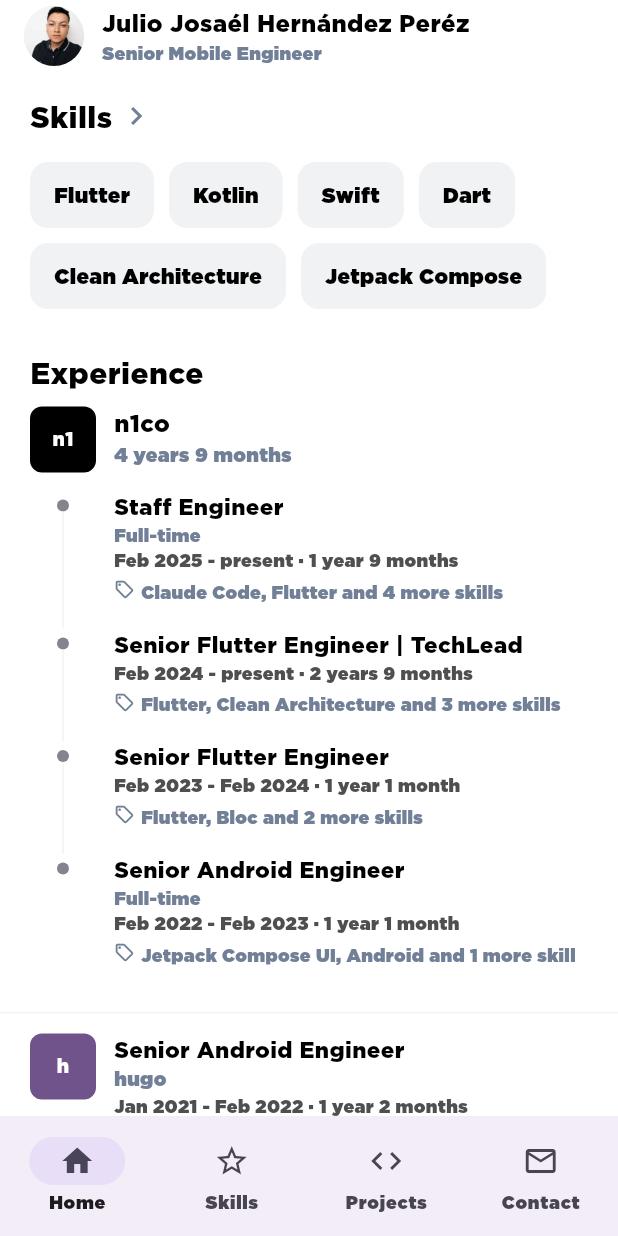
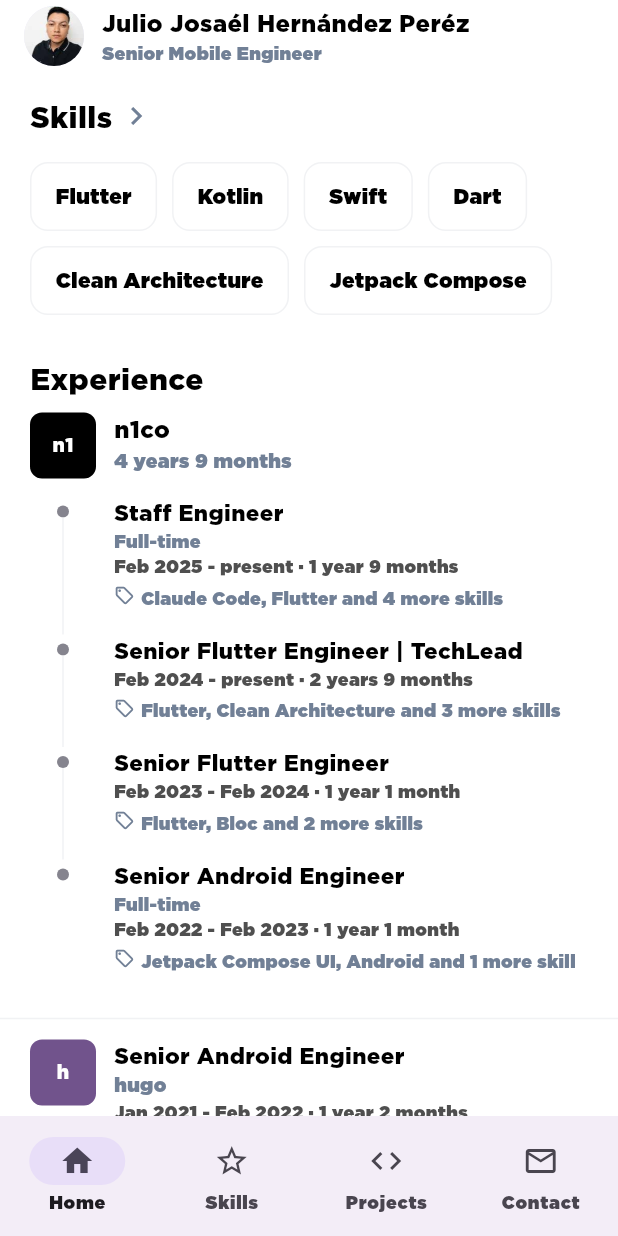
Before and after one commit to josaeljjh/ProfileCV, a Flutter app: the screen it shows after launch, scrolled down 576 dp, on a phone screen of 412 x 824 dp. Run offline on Flutter 3.47's test engine with Material 3 defaults, Android fonts, the phone set to English and light mode, and no system bars; our stand-ins replace cached_network_image, dio, equatable, flutter_bloc, flutter_svg, get_it and 4 more; missing offline and left inert: flutter_displaymode.

Commit message:
Make Home's widgets actually respond to dark mode
MaterialApp already had theme/darkTheme/ThemeMode.system wired (an
earlier commit), but Home's own widgets still hardcoded light-only
colors (white backgrounds, black/slateGray/gray400 text, athensGray
borders) regardless of system brightness - so the app's statusbar/
chrome would flip but Home itself stayed stuck in light colors.

Added lib/src/config/resources/app_colors.dart: an AppColors.of(context)
helper resolving a handful of semantic roles (background, cardSurface,
textPrimary/Secondary/Tertiary, divider, iconMuted) to the right
colors.dart token for the current brightness. Checked PokeAppFlutter's
pattern first (item_region.dart uses Theme.of(context).colorScheme.
onSurface) - same idea, adapted to our own token file instead of their
design_system package's ColorScheme.

Applied across all of Home's widgets: home_page_content, the new
home_header_delegate (now also rebuilds on brightness change, not
just profile/topPadding), profile_header, compact_profile_header,
section_title, portfolio_carousel, home_skills_chips and
experience_timeline. Brand-fixed colors (experience logo badges) are
deliberately left as-is - they're not meant to flip with theme.

Co-Authored-By: Claude Sonnet 5 <noreply@anthropic.com>
Claude-Session: https://claude.ai/code/session_01LfEYkEduBRuQwtFwoZxnSY

```diff
--- /dev/null
+++ b/lib/src/config/resources/app_colors.dart
@@ -0,0 +1,38 @@
+import 'package:flutter/material.dart';
+
+import 'colors.dart';
+
+/// Resolves the right color token for the current brightness, so widgets
+/// don't hardcode a single (light-only) color from colors.dart. Scoped to
+/// what Home currently needs; extend with more roles as other screens
+/// adopt dark mode too.
+class AppColors {
+  const AppColors(this.isDark);
+
+  factory AppColors.of(BuildContext context) =>
+      AppColors(Theme.of(context).brightness == Brightness.dark);
+
+  final bool isDark;
+
+  /// Page background.
+  Color get background => isDark ? carbon800 : white;
+
+  /// Card/chip surface, one step up from [background] so it's still
+  /// visibly distinct on a dark page.
+  Color get cardSurface => isDark ? carbon700 : white;
+
+  /// Primary text (headings, names).
+  Color get textPrimary => isDark ? white : black;
+
+  /// Secondary text (titles, subtitles, company names).
+  Color get textSecondary => isDark ? gray100 : slateGray;
+
+  /// Tertiary/muted text (dates, objective paragraph).
+  Color get textTertiary => isDark ? gray200 : gray400;
+
+  /// Dividers, card borders.
+  Color get divider => isDark ? carbon600 : athensGray;
+
+  /// Muted icons (e.g. a portfolio card's placeholder icon).
+  Color get iconMuted => isDark ? gray100 : carbon500;
+}
--- a/lib/src/ui/pages/home/home_page_content.dart
+++ b/lib/src/ui/pages/home/home_page_content.dart
@@ -2,7 +2,7 @@ import 'package:flutter/material.dart';
 import 'package:flutter_bloc/flutter_bloc.dart';
 import 'package:localization/localization.dart';
 
-import '../../../config/resources/colors.dart';
+import '../../../config/resources/app_colors.dart';
 import '../../../config/resources/sizes.dart';
 import '../../../config/tools/locale_resolver.dart';
 import '../../../core/resources/translations_constant.dart';
@@ -29,7 +29,7 @@ class HomePageContent extends StatelessWidget {
   @override
   Widget build(BuildContext context) {
     return Scaffold(
-      backgroundColor: white,
+      backgroundColor: AppColors.of(context).background,
       body: BlocBuilder<HomeCubit, HomeUiState>(
         builder: (context, state) {
           if (state.isLoading) {
@@ -48,7 +48,11 @@ class HomePageContent extends StatelessWidget {
             slivers: [
               SliverPersistentHeader(
                 pinned: true,
-                delegate: HomeHeaderDelegate(profile: profile, topPadding: topPadding),
+                delegate: HomeHeaderDelegate(
+                  profile: profile,
+                  topPadding: topPadding,
+                  isDark: Theme.of(context).brightness == Brightness.dark,
+                ),
               ),
               SliverToBoxAdapter(
                 child: Padding(
--- a/lib/src/ui/pages/home/widgets/compact_profile_header.dart
+++ b/lib/src/ui/pages/home/widgets/compact_profile_header.dart
@@ -1,5 +1,6 @@
 import 'package:flutter/material.dart';
 
+import '../../../../config/resources/app_colors.dart';
 import '../../../../config/resources/colors.dart';
 import '../../../../config/resources/sizes.dart';
 import '../../../../domain/models/profile_model.dart';
@@ -15,6 +16,7 @@ class CompactProfileHeader extends StatelessWidget {
 
   @override
   Widget build(BuildContext context) {
+    final colors = AppColors.of(context);
     return Row(
       mainAxisSize: MainAxisSize.min,
       children: [
@@ -31,11 +33,11 @@ class CompactProfileHeader extends StatelessWidget {
             children: [
               GenericLabel(
                 label: profile.name,
-                style: const TextStyle(fontSize: fontSize16, fontWeight: FontWeight.bold, color: black),
+                style: TextStyle(fontSize: fontSize16, fontWeight: FontWeight.bold, color: colors.textPrimary),
               ),
               GenericLabel(
                 label: profile.title,
-                style: const TextStyle(fontSize: fontSize12, color: slateGray),
+                style: TextStyle(fontSize: fontSize12, color: colors.textSecondary),
               ),
             ],
           ),
--- a/lib/src/ui/pages/home/widgets/experience_timeline.dart
+++ b/lib/src/ui/pages/home/widgets/experience_timeline.dart
@@ -1,5 +1,6 @@
 import 'package:flutter/material.dart';
 
+import '../../../../config/resources/app_colors.dart';
 import '../../../../config/resources/colors.dart';
 import '../../../../config/resources/sizes.dart';
 import '../../../../domain/models/experience_model.dart';
@@ -32,11 +33,12 @@ class ExperienceTimeline extends StatelessWidget {
 
   @override
   Widget build(BuildContext context) {
+    final colors = AppColors.of(context);
     return Column(
       children: [
         for (int i = 0; i < experience.length; i++) ...[
           _CompanyBlock(company: experience[i]),
-          if (i != experience.length - 1) const Divider(height: paddingXXXL, color: athensGray),
+          if (i != experience.length - 1) Divider(height: paddingXXXL, color: colors.divider),
         ],
       ],
     );
@@ -81,6 +83,7 @@ class _RoleDetails extends StatelessWidget {
 
   @override
   Widget build(BuildContext context) {
+    final colors = AppColors.of(context);
     return Column(
       crossAxisAlignment: CrossAxisAlignment.start,
       children: [
@@ -88,41 +91,41 @@ class _RoleDetails extends StatelessWidget {
           label: role.title,
           lines: null,
           softWrap: true,
-          style: const TextStyle(fontSize: fontSize15, fontWeight: FontWeight.bold, color: black),
+          style: TextStyle(fontSize: fontSize15, fontWeight: FontWeight.bold, color: colors.textPrimary),
         ),
         if (companyName != null)
           GenericLabel(
             label: companyName!,
             lines: null,
             softWrap: true,
-            style: const TextStyle(fontSize: fontSize13, color: slateGray),
+            style: TextStyle(fontSize: fontSize13, color: colors.textSecondary),
           ),
         if (role.employmentType != null)
           GenericLabel(
             label: role.employmentType!,
             lines: null,
             softWrap: true,
-            style: const TextStyle(fontSize: fontSize12, color: slateGray),
+            style: TextStyle(fontSize: fontSize12, color: colors.textSecondary),
           ),
         GenericLabel(
           label: '${role.period} · ${role.duration}',
           lines: null,
           softWrap: true,
-          style: const TextStyle(fontSize: fontSize12, color: gray400),
+          style: TextStyle(fontSize: fontSize12, color: colors.textTertiary),
         ),
         if (role.skills.isNotEmpty) ...[
           const SizedBox(height: paddingXS),
           Row(
             crossAxisAlignment: CrossAxisAlignment.start,
             children: [
-              const Icon(Icons.local_offer_outlined, size: iconSizeXS, color: slateGray),
+              Icon(Icons.local_offer_outlined, size: iconSizeXS, color: colors.textSecondary),
               const SizedBox(width: paddingXS),
               Expanded(
                 child: GenericLabel(
                   label: role.skills,
                   lines: null,
                   softWrap: true,
-                  style: const TextStyle(fontSize: fontSize12, color: slateGray),
+                  style: TextStyle(fontSize: fontSize12, color: colors.textSecondary),
                 ),
               ),
             ],
@@ -140,6 +143,7 @@ class _CompanyBlock extends StatelessWidget {
 
   @override
   Widget build(BuildContext context) {
+    final colors = AppColors.of(context);
     // A single-role company collapses into one flat entry (logo + role +
     // company + dates), matching how LinkedIn displays it.
     if (company.roles.length == 1) {
@@ -177,14 +181,14 @@ class _CompanyBlock extends StatelessWidget {
                       label: company.company,
                       lines: null,
                       softWrap: true,
-                      style: const TextStyle(fontSize: fontSize16, fontWeight: FontWeight.bold, color: black),
+                      style: TextStyle(fontSize: fontSize16, fontWeight: FontWeight.bold, color: colors.textPrimary),
                     ),
                     if (company.totalDuration != null)
                       GenericLabel(
                         label: company.totalDuration!,
                         lines: null,
                         softWrap: true,
-                        style: const TextStyle(fontSize: fontSize13, color: slateGray),
+                        style: TextStyle(fontSize: fontSize13, color: colors.textSecondary),
                       ),
                   ],
                 ),
@@ -208,7 +212,7 @@ class _CompanyBlock extends StatelessWidget {
                           decoration: const BoxDecoration(color: gray200, shape: BoxShape.circle),
                         ),
                         if (i != company.roles.length - 1)
-                          const Expanded(child: VerticalDivider(width: 1, thickness: 1, color: athensGray)),
+                          Expanded(child: VerticalDivider(width: 1, thickness: 1, color: colors.divider)),
                       ],
                     ),
                   ),
--- a/lib/src/ui/pages/home/widgets/home_skills_chips.dart
+++ b/lib/src/ui/pages/home/widgets/home_skills_chips.dart
@@ -1,6 +1,6 @@
 import 'package:flutter/material.dart';
 
-import '../../../../config/resources/colors.dart';
+import '../../../../config/resources/app_colors.dart';
 import '../../../../config/resources/sizes.dart';
 import '../../../../presentation/widgets/text/generic_label.dart';
 
@@ -13,6 +13,7 @@ class HomeSkillsChips extends StatelessWidget {
 
   @override
   Widget build(BuildContext context) {
+    final colors = AppColors.of(context);
     return Padding(
       padding: const EdgeInsets.symmetric(horizontal: paddingXL),
       child: Wrap(
@@ -22,12 +23,13 @@ class HomeSkillsChips extends StatelessWidget {
             .map((skill) => Container(
                   padding: const EdgeInsets.symmetric(horizontal: paddingLG, vertical: paddingMD),
                   decoration: BoxDecoration(
-                    color: athensGray,
+                    color: colors.cardSurface,
                     borderRadius: BorderRadius.circular(borderRadiusLG),
+                    border: Border.all(color: colors.divider),
                   ),
                   child: GenericLabel(
                     label: skill,
-                    style: const TextStyle(fontSize: fontSize14, color: black),
+                    style: TextStyle(fontSize: fontSize14, color: colors.textPrimary),
                   ),
                 ))
             .toList(),
--- a/lib/src/ui/pages/home/widgets/section_title.dart
+++ b/lib/src/ui/pages/home/widgets/section_title.dart
@@ -1,6 +1,6 @@
 import 'package:flutter/material.dart';
 
-import '../../../../config/resources/colors.dart';
+import '../../../../config/resources/app_colors.dart';
 import '../../../../config/resources/sizes.dart';
 import '../../../../presentation/widgets/text/generic_label.dart';
 
@@ -16,16 +16,17 @@ class SectionTitle extends StatelessWidget {
 
   @override
   Widget build(BuildContext context) {
+    final colors = AppColors.of(context);
     final title = Row(
       mainAxisSize: MainAxisSize.min,
       children: [
         GenericLabel(
           label: text,
-          style: const TextStyle(fontSize: fontSize20, fontWeight: FontWeight.bold, color: black),
+          style: TextStyle(fontSize: fontSize20, fontWeight: FontWeight.bold, color: colors.textPrimary),
         ),
         if (onTap != null) ...[
           const SizedBox(width: paddingXS),
-          const Icon(Icons.chevron_right, color: slateGray),
+          Icon(Icons.chevron_right, color: colors.textSecondary),
         ],
       ],
     );
```
Also changed, not shown: lib/src/ui/pages/home/widgets/home_header_delegate.dart (+7 -4 lines), lib/src/ui/pages/home/widgets/portfolio_carousel.dart (+6 -5 lines), lib/src/ui/pages/home/widgets/profile_header.dart (+6 -4 lines).
